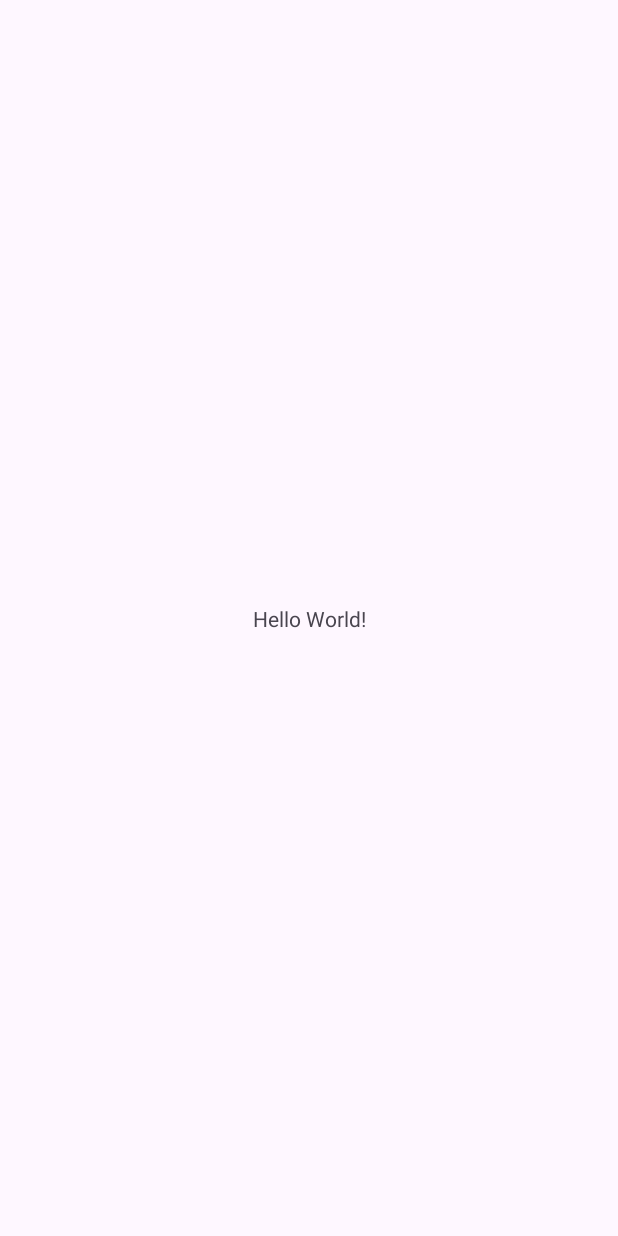
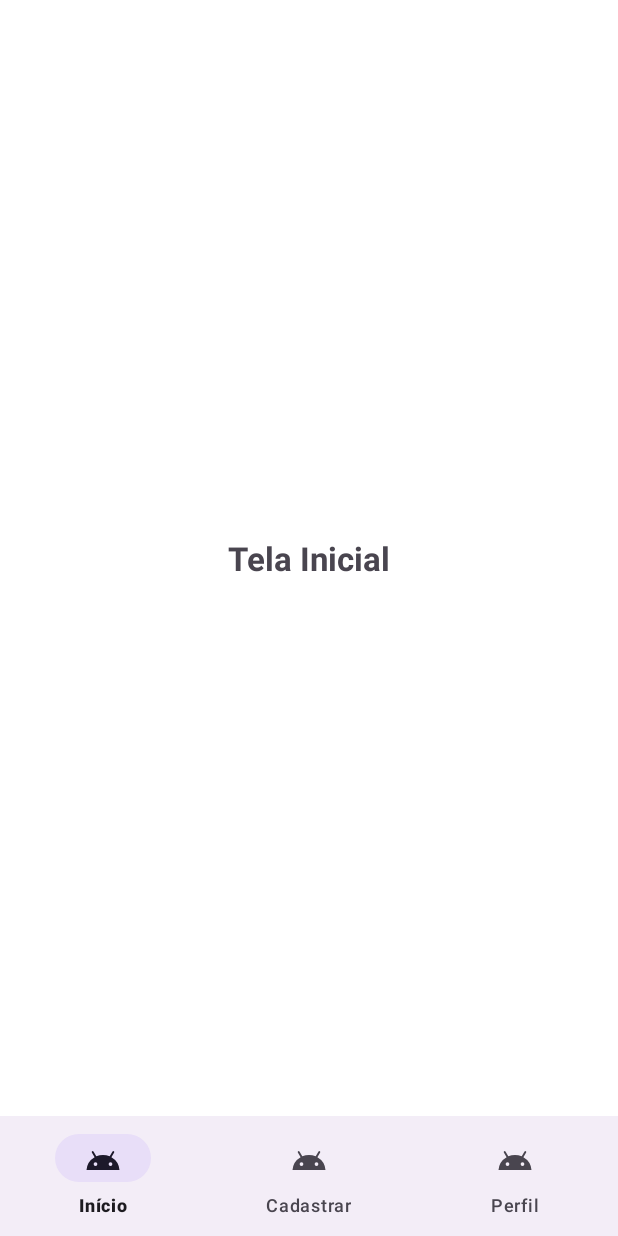
Before and after one commit to mathevargas/petlar, an Android app: the screen it shows after launch (MainActivity), on a phone screen of 412 x 824 dp. Before the commit the screen is almost empty. Run offline under Robolectric (Android 15) with nearby library versions, the phone set to English and light mode, and no system bars.

```diff
--- /dev/null
+++ b/app/src/main/java/com/example/petlar/InicioFragment.java
@@ -0,0 +1,21 @@
+package com.example.petlar;
+
+import android.os.Bundle;
+import androidx.fragment.app.Fragment;
+import android.view.LayoutInflater;
+import android.view.View;
+import android.view.ViewGroup;
+
+public class InicioFragment extends Fragment {
+
+    public InicioFragment() {
+        // Construtor vazio
+    }
+
+    @Override
+    public View onCreateView(LayoutInflater inflater, ViewGroup container,
+                             Bundle savedInstanceState) {
+        // Inflar o layout para este fragment
+        return inflater.inflate(R.layout.fragment_inicio, container, false);
+    }
+}
--- a/app/src/main/java/com/example/petlar/MainActivity.java
+++ b/app/src/main/java/com/example/petlar/MainActivity.java
@@ -1,24 +1,47 @@
 package com.example.petlar;
 
+import androidx.appcompat.app.AppCompatActivity;
+import androidx.fragment.app.Fragment;
 import android.os.Bundle;
-
-import androidx.activity.EdgeToEdge;
-import androidx.appcompat.app.AppCompatActivity;
-import androidx.core.graphics.Insets;
-import androidx.core.view.ViewCompat;
-import androidx.core.view.WindowInsetsCompat;
+import com.google.android.material.bottomnavigation.BottomNavigationView;
 
 public class MainActivity extends AppCompatActivity {
+
+    BottomNavigationView bottomNavigationView;
 
     @Override
     protected void onCreate(Bundle savedInstanceState) {
         super.onCreate(savedInstanceState);
-        EdgeToEdge.enable(this);
         setContentView(R.layout.activity_main);
-        ViewCompat.setOnApplyWindowInsetsListener(findViewById(R.id.main), (v, insets) -> {
-            Insets systemBars = insets.getInsets(WindowInsetsCompat.Type.systemBars());
-            v.setPadding(systemBars.left, systemBars.top, systemBars.right, systemBars.bottom);
-            return insets;
+
+        bottomNavigationView = findViewById(R.id.bottom_navigation);
+
+        loadFragment(new InicioFragment());
+
+        bottomNavigationView.setOnItemSelectedListener(item -> {
+            Fragment fragment = null;
+            int itemId = item.getItemId();
+
+            if (itemId == R.id.menu_home) {
+                fragment = new InicioFragment();
+            } else if (itemId == R.id.menu_add) {
+                fragment = new CadastrarPetFragment();
+            } else if (itemId == R.id.menu_profile) {
+                fragment = new PerfilFragment();
+            }
+
+            if (fragment != null) {
+                loadFragment(fragment);
+                return true;
+            }
+            return false;
         });
     }
+
+    private void loadFragment(Fragment fragment) {
+        getSupportFragmentManager()
+                .beginTransaction()
+                .replace(R.id.fragment_container, fragment)
+                .commit();
+    }
 }
--- /dev/null
+++ b/app/src/main/res/drawable/ic_add.xml
@@ -0,0 +1,5 @@
+<vector xmlns:android="http://schemas.android.com/apk/res/android" android:height="24dp" android:tint="#000000" android:viewportHeight="24" android:viewportWidth="24" android:width="24dp">
+
+    <path android:fillColor="#FF000000" android:pathData="M17.6,11.48 L19.44,8.3a0.63,0.63 0,0 0,-1.09 -0.63l-1.88,3.24a11.43,11.43 0,0 0,-8.94 0L5.65,7.67a0.63,0.63 0,0 0,-1.09 0.63L6.4,11.48A10.81,10.81 0,0 0,1 20L23,20A10.81,10.81 0,0 0,17.6 11.48ZM7,17.25A1.25,1.25 0,1 1,8.25 16,1.25 1.25,0 0,1 7,17.25ZM17,17.25A1.25,1.25 0,1 1,18.25 16,1.25 1.25,0 0,1 17,17.25Z"/>
+
+</vector>
--- /dev/null
+++ b/app/src/main/res/drawable/ic_home.xml
@@ -0,0 +1,5 @@
+<vector xmlns:android="http://schemas.android.com/apk/res/android" android:height="24dp" android:tint="#000000" android:viewportHeight="24" android:viewportWidth="24" android:width="24dp">
+
+    <path android:fillColor="#FF000000" android:pathData="M17.6,11.48 L19.44,8.3a0.63,0.63 0,0 0,-1.09 -0.63l-1.88,3.24a11.43,11.43 0,0 0,-8.94 0L5.65,7.67a0.63,0.63 0,0 0,-1.09 0.63L6.4,11.48A10.81,10.81 0,0 0,1 20L23,20A10.81,10.81 0,0 0,17.6 11.48ZM7,17.25A1.25,1.25 0,1 1,8.25 16,1.25 1.25,0 0,1 7,17.25ZM17,17.25A1.25,1.25 0,1 1,18.25 16,1.25 1.25,0 0,1 17,17.25Z"/>
+
+</vector>
--- /dev/null
+++ b/app/src/main/res/drawable/ic_profile.xml
@@ -0,0 +1,5 @@
+<vector xmlns:android="http://schemas.android.com/apk/res/android" android:height="24dp" android:tint="#000000" android:viewportHeight="24" android:viewportWidth="24" android:width="24dp">
+
+    <path android:fillColor="#FF000000" android:pathData="M17.6,11.48 L19.44,8.3a0.63,0.63 0,0 0,-1.09 -0.63l-1.88,3.24a11.43,11.43 0,0 0,-8.94 0L5.65,7.67a0.63,0.63 0,0 0,-1.09 0.63L6.4,11.48A10.81,10.81 0,0 0,1 20L23,20A10.81,10.81 0,0 0,17.6 11.48ZM7,17.25A1.25,1.25 0,1 1,8.25 16,1.25 1.25,0 0,1 7,17.25ZM17,17.25A1.25,1.25 0,1 1,18.25 16,1.25 1.25,0 0,1 17,17.25Z"/>
+
+</vector>
--- a/app/src/main/res/layout/activity_main.xml
+++ b/app/src/main/res/layout/activity_main.xml
@@ -1,19 +1,20 @@
-<?xml version="1.0" encoding="utf-8"?>
-<androidx.constraintlayout.widget.ConstraintLayout xmlns:android="http://schemas.android.com/apk/res/android"
+<RelativeLayout xmlns:android="http://schemas.android.com/apk/res/android"
     xmlns:app="http://schemas.android.com/apk/res-auto"
-    xmlns:tools="http://schemas.android.com/tools"
-    android:id="@+id/main"
     android:layout_width="match_parent"
-    android:layout_height="match_parent"
-    tools:context=".MainActivity">
+    android:layout_height="match_parent">
 
-    <TextView
-        android:layout_width="wrap_content"
+    <!-- Área onde os fragments vão aparecer -->
+    <FrameLayout
+        android:id="@+id/fragment_container"
+        android:layout_width="match_parent"
+        android:layout_height="match_parent"
+        android:layout_above="@id/bottom_navigation" />
+
+    <!-- Barra inferior de navegação -->
+    <com.google.android.material.bottomnavigation.BottomNavigationView
+        android:id="@+id/bottom_navigation"
+        android:layout_width="match_parent"
         android:layout_height="wrap_content"
-        android:text="Hello World!"
-        app:layout_constraintBottom_toBottomOf="parent"
-        app:layout_constraintEnd_toEndOf="parent"
-        app:layout_constraintStart_toStartOf="parent"
-        app:layout_constraintTop_toTopOf="parent" />
-
-</androidx.constraintlayout.widget.ConstraintLayout>
+        android:layout_alignParentBottom="true"
+        app:menu="@menu/bottom_nav_menu" />
+</RelativeLayout>
--- /dev/null
+++ b/app/src/main/res/layout/fragment_inicio.xml
@@ -0,0 +1,14 @@
+<?xml version="1.0" encoding="utf-8"?>
+<FrameLayout xmlns:android="http://schemas.android.com/apk/res/android"
+    android:layout_width="match_parent"
+    android:layout_height="match_parent"
+    android:background="@android:color/white">
+
+    <TextView
+        android:layout_gravity="center"
+        android:layout_width="wrap_content"
+        android:layout_height="wrap_content"
+        android:text="Tela Inicial"
+        android:textSize="22sp"
+        android:textStyle="bold" />
+</FrameLayout>
--- /dev/null
+++ b/app/src/main/res/menu/bottom_nav_menu.xml
@@ -0,0 +1,18 @@
+<menu xmlns:android="http://schemas.android.com/apk/res/android">
+
+    <item
+        android:id="@+id/menu_home"
+        android:icon="@drawable/ic_home"
+        android:title="Início" />
+
+    <item
+        android:id="@+id/menu_add"
+        android:icon="@drawable/ic_add"
+        android:title="Cadastrar" />
+
+    <item
+        android:id="@+id/menu_profile"
+        android:icon="@drawable/ic_profile"
+        android:title="Perfil" />
+
+</menu>
```
Also changed, not shown: app/src/main/java/com/example/petlar/CadastrarPetFragment.java (added, +159 -0 lines), app/src/main/java/com/example/petlar/PerfilFragment.java (added, +21 -0 lines), app/src/main/res/layout/fragment_cadastrar_pet.xml (added, +220 -0 lines), app/src/main/res/layout/fragment_perfil.xml (added, +14 -0 lines), app/src/main/res/values/strings.xml (+48 -0 lines).
